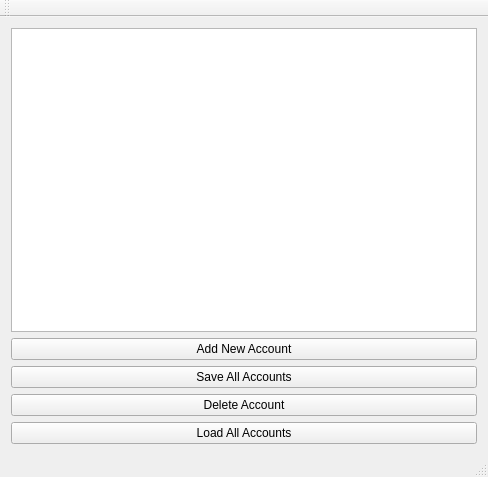
kingyy2013/autobot, file mainwindow.ui: the form before one commit.
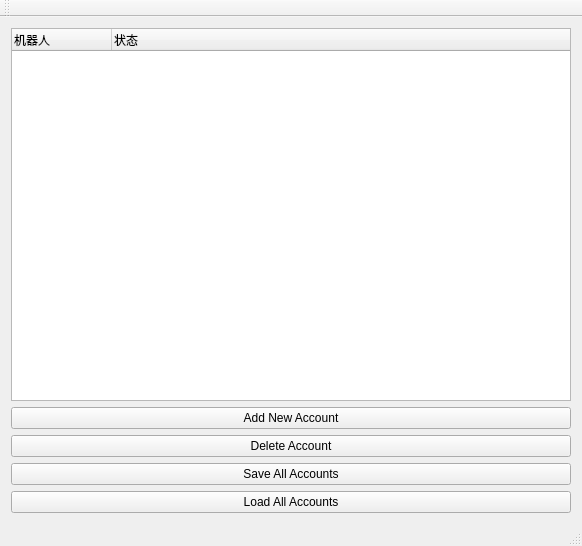
The form after the commit.

Commit message: Changed list widget to tree widget.

Diff of the .ui file:
```diff
--- a/mainwindow.ui
+++ b/mainwindow.ui
@@ -6,8 +6,8 @@
    <rect>
     <x>0</x>
     <y>0</y>
-    <width>488</width>
-    <height>477</height>
+    <width>582</width>
+    <height>546</height>
    </rect>
   </property>
   <property name="windowTitle">
@@ -30,24 +30,15 @@
     <bool>true</bool>
    </property>
    <layout class="QGridLayout" name="gridLayout_2">
-    <item row="0" column="0">
-     <widget class="QListWidget" name="listWidget_accounts">
-      <property name="selectionMode">
-       <enum>QAbstractItemView::ContiguousSelection</enum>
-      </property>
-      <property name="isWrapping" stdset="0">
-       <bool>false</bool>
-      </property>
-      <property name="selectionRectVisible">
-       <bool>true</bool>
-      </property>
-      <property name="sortingEnabled">
-       <bool>true</bool>
-      </property>
-     </widget>
-    </item>
     <item row="1" column="0">
      <layout class="QGridLayout" name="gridLayout">
+      <item row="1" column="0">
+       <widget class="QPushButton" name="pushButton_delete">
+        <property name="text">
+         <string>Delete Account</string>
+        </property>
+       </widget>
+      </item>
       <item row="0" column="0">
        <widget class="QPushButton" name="pushButton_add">
         <property name="text">
@@ -56,20 +47,13 @@
        </widget>
       </item>
       <item row="2" column="0">
-       <widget class="QPushButton" name="pushButton_delete">
-        <property name="text">
-         <string>Delete Account</string>
-        </property>
-       </widget>
-      </item>
-      <item row="1" column="0">
        <widget class="QPushButton" name="pushButton_saveall">
         <property name="text">
          <string>Save All Accounts</string>
         </property>
        </widget>
       </item>
-      <item row="3" column="0">
+      <item row="4" column="0">
        <widget class="QPushButton" name="pushButton_loadall">
         <property name="text">
          <string>Load All Accounts</string>
@@ -78,6 +62,41 @@
       </item>
      </layout>
     </item>
+    <item row="0" column="0">
+     <widget class="QTreeWidget" name="treeWidget_accounts">
+      <property name="selectionMode">
+       <enum>QAbstractItemView::MultiSelection</enum>
+      </property>
+      <property name="autoExpandDelay">
+       <number>1</number>
+      </property>
+      <property name="indentation">
+       <number>10</number>
+      </property>
+      <property name="allColumnsShowFocus">
+       <bool>true</bool>
+      </property>
+      <property name="expandsOnDoubleClick">
+       <bool>true</bool>
+      </property>
+      <column>
+       <property name="text">
+        <string>机器人</string>
+       </property>
+       <property name="textAlignment">
+        <set>AlignLeading|AlignVCenter</set>
+       </property>
+      </column>
+      <column>
+       <property name="text">
+        <string>状态</string>
+       </property>
+       <property name="textAlignment">
+        <set>AlignLeading|AlignVCenter</set>
+       </property>
+      </column>
+     </widget>
+    </item>
    </layout>
   </widget>
   <widget class="QMenuBar" name="menuBar">
```
Left out of the diff: 2 changed lines with no effect on the pictures. The commit also changes 2 other files.
